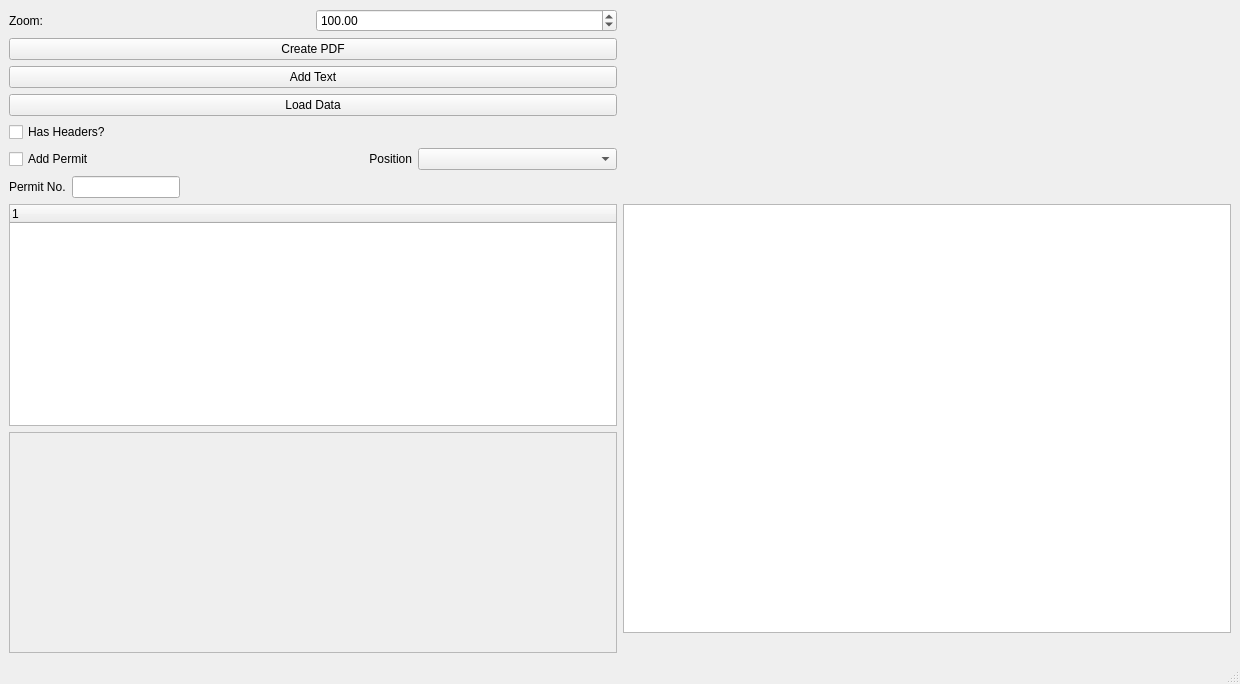
Qt form LabelDesigner.ui (marvin939/label-designer) before a commit.
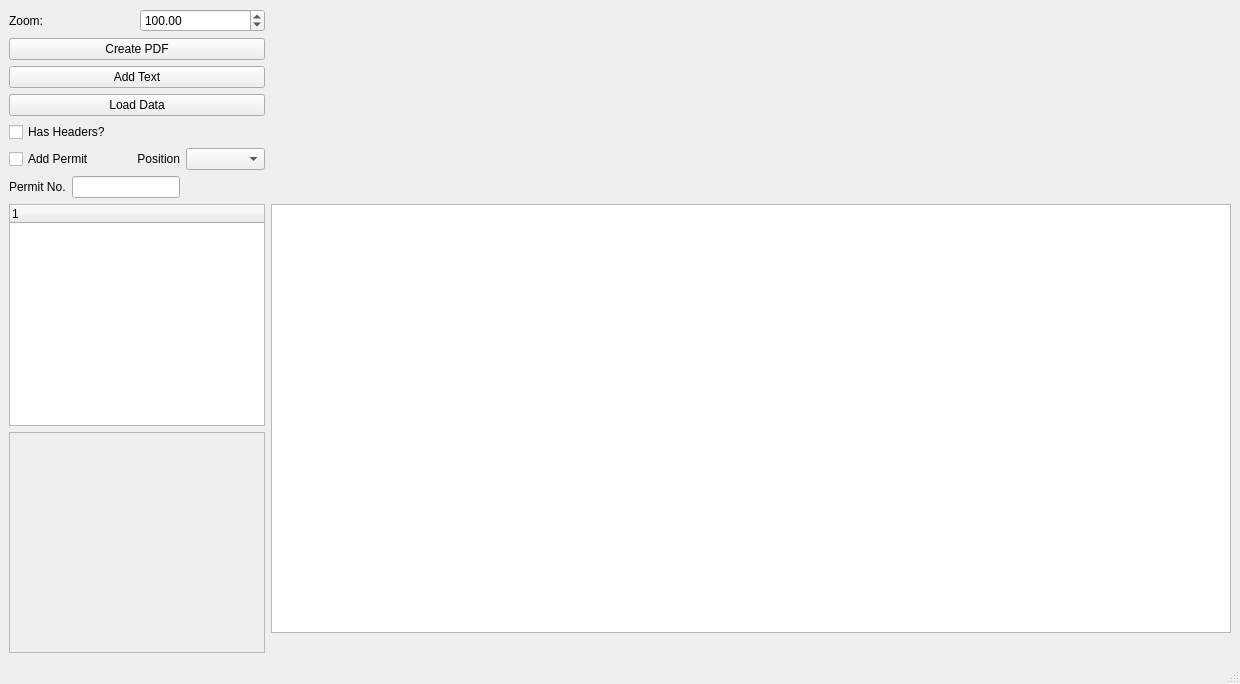
The same form after that commit. Custom widgets are drawn as their Qt base class.

```diff
--- a/LabelDesigner.ui
+++ b/LabelDesigner.ui
@@ -14,7 +14,7 @@
    <string>MainWindow</string>
   </property>
   <widget class="QWidget" name="centralwidget">
-   <layout class="QGridLayout" name="gridLayout_2">
+   <layout class="QGridLayout" name="gridLayout_2" columnstretch="0,1">
     <item row="1" column="0">
      <widget class="QCheckBox" name="headersCheck">
       <property name="layoutDirection">
@@ -62,6 +62,9 @@
         </item>
         <item>
          <widget class="QDoubleSpinBox" name="zoomLevel">
+          <property name="buttonSymbols">
+           <enum>QAbstractSpinBox::UpDownArrows</enum>
+          </property>
           <property name="minimum">
            <double>10.000000000000000</double>
           </property>
@@ -108,7 +111,7 @@
         <rect>
          <x>0</x>
          <y>0</y>
-         <width>606</width>
+         <width>254</width>
          <height>209</height>
         </rect>
        </property>
```
Left out of the diff: 3 changed lines with no effect on the pictures.
